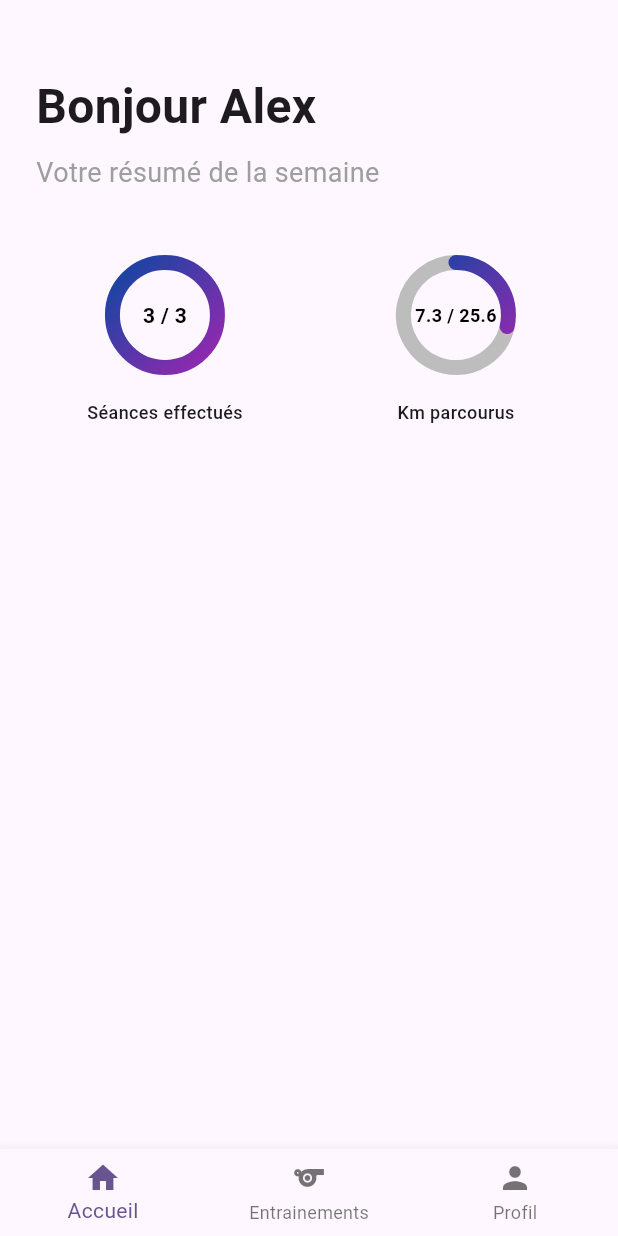
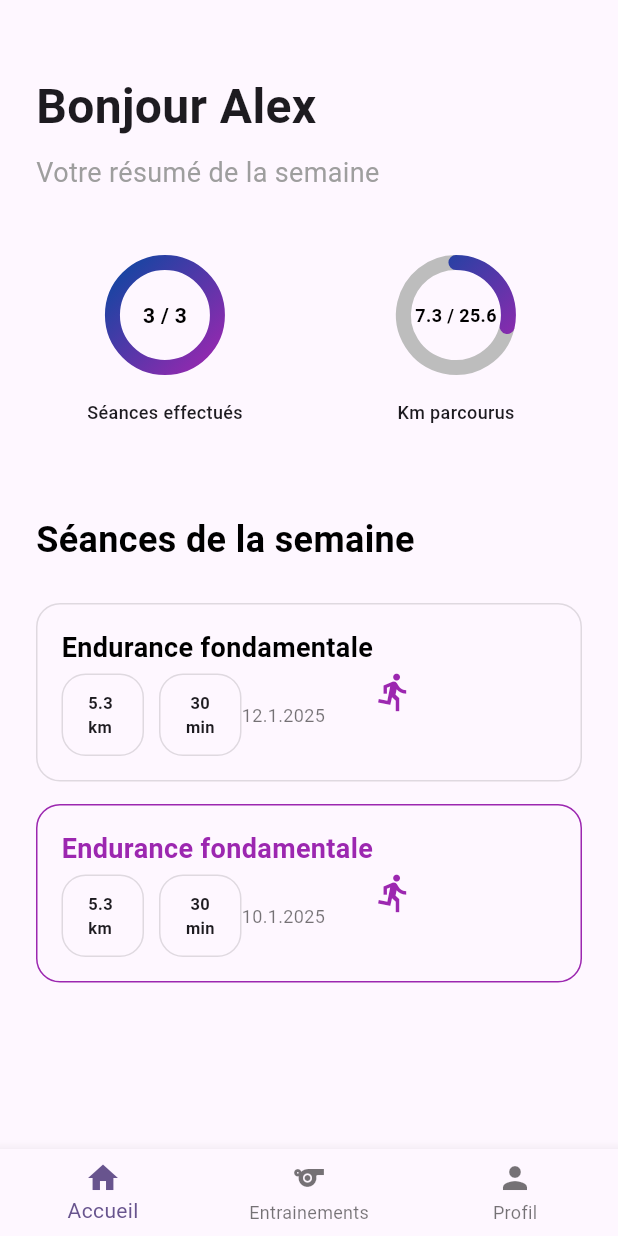
Before and after one commit to ferum-pdg/mobile-app, a Flutter app: the screen it shows after launch, on a phone screen of 412 x 824 dp. Run offline on Flutter 3.47's test engine with Material 3 defaults, Android fonts, the phone set to English and light mode, and no system bars; our stand-ins replace share_plus; missing offline and left inert: pigeon.

Commit message:
feat: implement workout cards

```diff
--- /dev/null
+++ b/lib/models/enum.dart
@@ -0,0 +1,3 @@
+enum workoutSport { RUNNING, CYCLING, SWIMMING }
+
+enum workoutType { EF, TEMPO, FRACTIONNE }
--- /dev/null
+++ b/lib/models/workout.dart
@@ -0,0 +1,32 @@
+import 'package:ferum/models/enum.dart';
+
+class WorkoutClass {
+  final int id;
+  final String name;
+  final bool done;
+  final DateTime Date;
+  final workoutType;
+  final workoutSport;
+
+  WorkoutClass({
+    required this.id,
+    required this.name,
+    required this.done,
+    required this.Date,
+    required this.workoutType,
+    required this.workoutSport,
+  });
+
+  factory WorkoutClass.fromJson(Map<String, dynamic> json) {
+    return WorkoutClass(
+      id: json['id'],
+      name: json['name'],
+      done: json['done'],
+      Date: json['Date'],
+      workoutType: json['workoutType'],
+      workoutSport: json['workoutSport'],
+    );
+  }
+
+  Map<String, dynamic> toJson() => {'id': id, 'name': name};
+}
--- a/lib/pages/home.dart
+++ b/lib/pages/home.dart
@@ -1,3 +1,4 @@
+import 'package:ferum/widgets/workoutCard.dart';
 import 'package:flutter/material.dart';
 import 'dart:convert';
 import 'dart:io';
@@ -9,6 +10,9 @@ import '../pigeons/healthkit_authorization.g.dart';
 
 import '../widgets/infoCard.dart';
 import '../widgets/circularProgressBar.dart';
+
+import '../models/workout.dart';
+import '../models/enum.dart';
 
 class MyHomePage extends StatefulWidget {
   const MyHomePage({super.key});
@@ -94,6 +98,41 @@ class _MyHomePageState extends State<MyHomePage> {
                   ),
                 ],
               ),
+              const SizedBox(height: 60),
+              Text(
+                "Séances de la semaine",
+                style: TextStyle(
+                  fontSize: 24,
+                  color: Colors.black,
+                  fontWeight: FontWeight.bold,
+                ),
+              ),
+              SizedBox(height: 25),
+              workoutCard(
+                title: "Test",
+                subtitle: "test subtitle",
+                workout: WorkoutClass(
+                  id: 1,
+                  name: "EF matin",
+                  done: false,
+                  Date: DateTime(2025, 1, 12),
+                  workoutType: workoutType.EF,
+                  workoutSport: workoutSport.RUNNING,
+                ),
+              ),
+              const SizedBox(height: 15),
+              workoutCard(
+                title: "Test",
+                subtitle: "test subtitle",
+                workout: WorkoutClass(
+                  id: 1,
+                  name: "EF matin",
+                  done: true,
+                  Date: DateTime(2025, 1, 10),
+                  workoutType: workoutType.EF,
+                  workoutSport: workoutSport.RUNNING,
+                ),
+              ),
             ],
           ),
         ),
--- a/lib/widgets/infoCard.dart
+++ b/lib/widgets/infoCard.dart
@@ -2,27 +2,37 @@ import 'package:flutter/material.dart';
 
 class InfoCard extends StatelessWidget {
   final String title;
-  final String subtitle;
+  final String? subtitle;
+  final double size;
 
-  const InfoCard({super.key, required this.title, required this.subtitle});
+  const InfoCard({
+    super.key,
+    required this.title,
+    this.subtitle,
+    this.size = 55,
+  });
 
   @override
   Widget build(BuildContext context) {
     return Container(
+      width: size,
+      height: size,
       decoration: BoxDecoration(
         border: Border.all(color: Colors.black12),
         borderRadius: BorderRadius.circular(16),
       ),
-      padding: const EdgeInsets.all(16),
+      padding: const EdgeInsets.all(8),
       child: Column(
         mainAxisAlignment: MainAxisAlignment.center,
         children: [
           Text(
             title,
-            style: const TextStyle(fontSize: 22, fontWeight: FontWeight.bold),
+            style: const TextStyle(fontSize: 11, fontWeight: FontWeight.bold),
           ),
-          const SizedBox(height: 8),
-          Text(subtitle, style: const TextStyle(color: Colors.grey)),
+          if (subtitle != null) ...[
+            const SizedBox(height: 8),
+            Text(subtitle!, style: const TextStyle(color: Colors.grey)),
+          ],
         ],
       ),
     );
--- /dev/null
+++ b/lib/widgets/workoutCard.dart
@@ -0,0 +1,101 @@
+import 'package:flutter/material.dart';
+
+import '../models/enum.dart';
+import '../models/workout.dart';
+
+import 'infoCard.dart';
+
+class workoutCard extends StatelessWidget {
+  final String title;
+  final String subtitle;
+  final WorkoutClass workout;
+
+  const workoutCard({
+    super.key,
+    required this.title,
+    required this.subtitle,
+    required this.workout,
+  });
+
+  @override
+  Widget build(BuildContext context) {
+    return Container(
+      width: double.infinity,
+      child: Container(
+        decoration: BoxDecoration(
+          border: Border.all(
+            color: workout.done ? Colors.purple : Colors.black12,
+          ),
+          borderRadius: BorderRadius.circular(16),
+        ),
+        padding: const EdgeInsets.all(16),
+        child: Column(
+          children: [
+            Row(
+              children: [
+                Column(
+                  crossAxisAlignment: CrossAxisAlignment.start,
+                  children: [
+                    if (workout.workoutType == workoutType.EF)
+                      Text(
+                        "Endurance fondamentale",
+                        style: TextStyle(
+                          fontSize: 18,
+                          fontWeight: FontWeight.bold,
+                          color: workout.done ? Colors.purple : Colors.black,
+                        ),
+                      )
+                    else if (workout.workoutType == workoutType.FRACTIONNE)
+                      Text(
+                        "Entrainement de fractionné",
+                        style: TextStyle(
+                          fontSize: 18,
+                          fontWeight: FontWeight.bold,
+                          color: workout.done ? Colors.purple : Colors.black,
+                        ),
+                      )
+                    else if (workout.workoutType == workoutType.TEMPO)
+                      Text(
+                        "Entrainement temp",
+                        style: TextStyle(
+                          fontSize: 18,
+                          fontWeight: FontWeight.bold,
+                          color: workout.done ? Colors.purple : Colors.black,
+                        ),
+                      ),
+                    const SizedBox(height: 4),
+                    Row(
+                      mainAxisAlignment: MainAxisAlignment.spaceBetween,
+                      crossAxisAlignment: CrossAxisAlignment.center,
+                      children: [
+                        Row(
+                          children: [
+                            InfoCard(title: "5.3 \nkm"),
+                            SizedBox(width: 10),
+                            InfoCard(title: " 30 \nmin"),
+                          ],
+                        ),
+                        Text(
+                          "${workout.Date.day}.${workout.Date.month}.${workout.Date.year}",
+                          style: const TextStyle(
+                            color: Colors.black54,
+                            fontSize: 12,
+                          ),
+                        ),
+                      ],
+                    ),
+                  ],
+                ),
+                const Icon(
+                  Icons.directions_run,
+                  size: 28,
+                  color: Colors.purple,
+                ),
+              ],
+            ),
+          ],
+        ),
+      ),
+    );
+  }
+}
```
